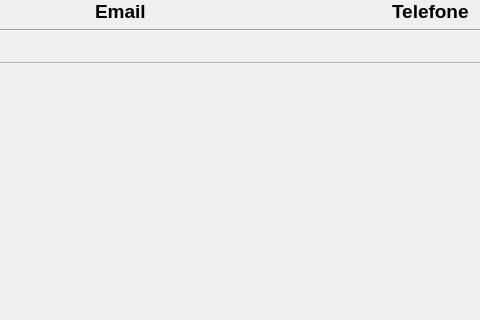
Before: the Qt Designer form view/contatos_page.ui in rafatosta/contatos, drawn with Qt 5; both pictures show x 273 to 753 and y 0 to 320 of the 1067 by 599 pixel window.
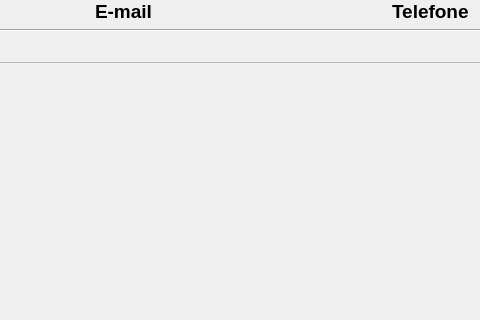
After: the same form once the commit is applied.

```diff
--- a/view/contatos_page.ui
+++ b/view/contatos_page.ui
@@ -60,7 +60,7 @@
         </font>
        </property>
        <property name="text">
-        <string>Email</string>
+        <string>E-mail</string>
        </property>
       </widget>
      </item>
```
